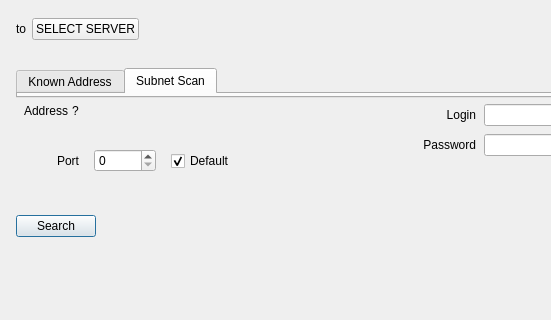
Above: vms/client/nx_vms_client_desktop/src/nx/vms/client/desktop/manual_device_addition/dialog/device_addition_dialog.ui from networkoptix/nx_open before the change; both pictures show x 0 to 551 and y 0 to 320 of the 720 by 603 pixel window. Below: the same form after it.
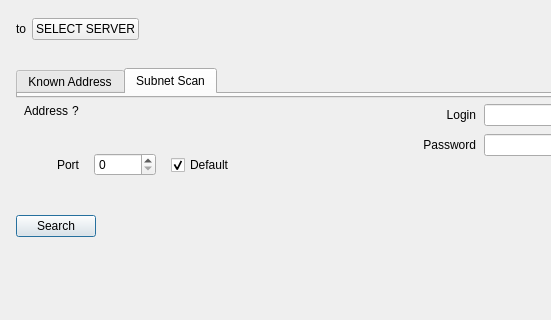
That is the form after the change. Custom widgets are drawn as their Qt base class.

Commit message:
VMS-11620: Fixed layout and validator hint style in 'Add Device' dialog
<==== Mercurial data ====>
Branch: vms_4.0_gui

The edit to the form file:
```diff
--- a/vms/client/nx_vms_client_desktop/src/nx/vms/client/desktop/manual_device_addition/dialog/device_addition_dialog.ui
+++ b/vms/client/nx_vms_client_desktop/src/nx/vms/client/desktop/manual_device_addition/dialog/device_addition_dialog.ui
@@ -244,9 +244,6 @@
              <property name="bottomMargin">
               <number>0</number>
              </property>
-             <property name="verticalSpacing">
-              <number>2</number>
-             </property>
              <item row="0" column="1">
               <widget class="QWidget" name="widget" native="true">
                <layout class="QHBoxLayout" name="addressLabelLayout">
@@ -381,12 +378,6 @@
                   <property name="orientation">
                    <enum>Qt::Horizontal</enum>
                   </property>
-                  <property name="sizeHint" stdset="0">
-                   <size>
-                    <width>40</width>
-                    <height>40</height>
-                   </size>
-                  </property>
                  </spacer>
                 </item>
                </layout>
```
The commit also changes 3 other files.
